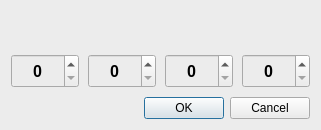
Qt form ui/dialog/networkdialog.ui (15903016222/Voice) before a commit.
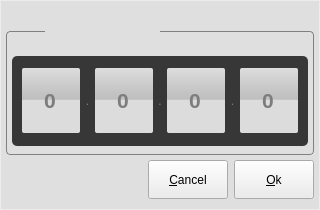
The same form after that commit. Custom widgets are drawn as their Qt base class.

Commit message: Updated:修改NetworkDialog的UI界面

```diff
--- a/ui/dialog/networkdialog.ui
+++ b/ui/dialog/networkdialog.ui
@@ -6,8 +6,8 @@
    <rect>
     <x>0</x>
     <y>0</y>
-    <width>321</width>
-    <height>130</height>
+    <width>320</width>
+    <height>210</height>
    </rect>
   </property>
   <property name="windowTitle">
@@ -17,34 +17,121 @@
    <string notr="true">background-color: rgb(236, 236, 236);</string>
   </property>
   <layout class="QGridLayout" name="gridLayout_2">
-   <item row="0" column="0">
-    <widget class="QFrame" name="frame">
-     <layout class="QGridLayout" name="gridLayout">
       <property name="leftMargin">
-       <number>0</number>
+    <number>1</number>
       </property>
       <property name="topMargin">
-       <number>0</number>
+    <number>1</number>
       </property>
       <property name="rightMargin">
-       <number>0</number>
+    <number>1</number>
       </property>
       <property name="bottomMargin">
+    <number>1</number>
+   </property>
+   <property name="spacing">
        <number>0</number>
       </property>
-      <property name="horizontalSpacing">
-       <number>6</number>
-      </property>
-      <property name="verticalSpacing">
-       <number>9</number>
+   <item row="1" column="0">
+    <widget class="QWidget" name="widget" native="true">
+     <property name="styleSheet">
+      <string notr="true">QWidget#widget{
+	background-color: rgba(220, 220, 220, 204);
+
+}
+
+QWidget#label{
+	font: bold 18pt &quot;Arial&quot;;
+	background-color: rgba(0, 0, 0, 0);
+}
+
+QWidget#widget_3{
+	border-left: 1px solid gray;
+	border-bottom: 1px solid gray;
+	border-right: 1px solid gray;
+	border-bottom-left-radius: 4px;
+	border-bottom-right-radius: 4px;
+	background-color: rgba(0, 0, 0, 0);
+}
+
+QWidget#widget_6{
+	border-left: 1px solid gray;
+	border-top: 1px solid gray;
+	border-top-left-radius: 4px;
+	background-color: rgba(0, 0, 0, 0);
+}
+
+QWidget#widget_8{
+	border-top: 1px solid gray;
+	border-right: 1px solid gray;
+	border-top-right-radius: 4px;
+	background-color: rgba(0, 0, 0, 0);
+}
+
+QWidget#widget_2{
+	background-color: rgba(0, 0, 0, 0);
+	font: 16pt &quot;Arial&quot;;
+}
+
+QWidget#widget_5,#widget_7{
+	background-color: rgba(0, 0, 0, 0);
+}
+
+QWidget QPushButton{
+	font: 16pt &quot;Arial&quot;;
+}
+
+QWidget#widget_9{
+	border-radius: 5px;
+	background-color: rgb(55, 55, 55);
+	/*background-color:rgb(9, 157, 247);*/
+	/*background-color: rgb(0, 130, 195);*/
+}
+
+QWidget#label_2,#label_3,#label_4{
+	color: rgb(125, 125, 125);
+	font: bold 16pt &quot;Arial&quot;;
+	background-color: rgba(55, 55, 55, 0);
+}
+
+QWidget QSpinBox{
+   color: rgb(125, 125, 125);
+	font: bold 16pt &quot;Arial&quot;;
+	background-color: qlineargradient(spread:pad, x1:0.5, y1:0, x2:0.5, y2:0.5, stop:0 rgba(220, 220, 220, 255), stop:0.957143 rgba(190, 190, 190, 255), stop:1 rgba(220, 220, 220, 255));
+	selection-background-color: rgba(0, 0, 0, 0);
+	selection-color: rgb(125, 125, 125);
+	border: 0px solid;
+	border-radius: 2px;
+}
+</string>
+     </property>
+     <layout class="QGridLayout" name="gridLayout" rowstretch="1,1,4,2" columnstretch="1,3,4">
+      <property name="leftMargin">
+       <number>5</number>
       </property>
+      <property name="topMargin">
+       <number>5</number>
+      </property>
+      <property name="rightMargin">
+       <number>5</number>
+      </property>
+      <property name="bottomMargin">
+       <number>5</number>
+      </property>
+      <property name="spacing">
+       <number>0</number>
+      </property>
       <item row="0" column="0">
+       <widget class="QWidget" name="widget_5" native="true"/>
+      </item>
+      <item row="0" column="1" rowspan="2">
        <widget class="QLabel" name="label">
         <property name="font">
          <font>
           <family>Arial</family>
-          <pointsize>14</pointsize>
+          <pointsize>18</pointsize>
           <weight>75</weight>
+          <italic>false</italic>
           <bold>true</bold>
          </font>
         </property>
@@ -56,128 +143,294 @@
         </property>
        </widget>
       </item>
+      <item row="0" column="2">
+       <widget class="QWidget" name="widget_7" native="true"/>
+      </item>
       <item row="1" column="0">
-       <layout class="QHBoxLayout" name="horizontalLayout">
-        <property name="spacing">
+       <widget class="QWidget" name="widget_6" native="true"/>
+      </item>
+      <item row="1" column="2">
+       <widget class="QWidget" name="widget_8" native="true"/>
+      </item>
+      <item row="2" column="0" colspan="3">
+       <widget class="QWidget" name="widget_3" native="true">
+        <layout class="QGridLayout" name="gridLayout_5">
+         <property name="leftMargin">
+          <number>6</number>
+         </property>
+         <property name="topMargin">
+          <number>0</number>
+         </property>
+         <property name="rightMargin">
+          <number>6</number>
+         </property>
+         <property name="bottomMargin">
          <number>9</number>
         </property>
-        <item>
-         <widget class="SpinBox" name="spinBox_1">
+         <item row="1" column="0">
+          <widget class="QWidget" name="widget_9" native="true">
+           <property name="styleSheet">
+            <string notr="true"/>
+           </property>
+           <layout class="QGridLayout" name="gridLayout_3" columnstretch="4,1,4,1,4,1,4">
+            <property name="leftMargin">
+             <number>10</number>
+            </property>
+            <property name="topMargin">
+             <number>10</number>
+            </property>
+            <property name="rightMargin">
+             <number>10</number>
+            </property>
+            <property name="bottomMargin">
+             <number>10</number>
+            </property>
+            <property name="spacing">
+             <number>0</number>
+            </property>
+            <item row="0" column="0">
+             <widget class="QSpinBox" name="spinBox_1">
           <property name="sizePolicy">
            <sizepolicy hsizetype="Preferred" vsizetype="Preferred">
             <horstretch>0</horstretch>
             <verstretch>0</verstretch>
            </sizepolicy>
           </property>
+              <property name="maximumSize">
+               <size>
+                <width>65</width>
+                <height>65</height>
+               </size>
+              </property>
           <property name="font">
            <font>
             <family>Arial</family>
-            <pointsize>12</pointsize>
+                <pointsize>16</pointsize>
             <weight>75</weight>
+                <italic>false</italic>
             <bold>true</bold>
            </font>
           </property>
           <property name="alignment">
            <set>Qt::AlignCenter</set>
           </property>
+              <property name="buttonSymbols">
+               <enum>QAbstractSpinBox::NoButtons</enum>
+              </property>
           <property name="maximum">
            <number>255</number>
           </property>
          </widget>
         </item>
-        <item>
-         <widget class="SpinBox" name="spinBox_2">
+            <item row="0" column="1">
+             <widget class="QLabel" name="label_2">
+              <property name="text">
+               <string>.</string>
+              </property>
+              <property name="alignment">
+               <set>Qt::AlignCenter</set>
+              </property>
+             </widget>
+            </item>
+            <item row="0" column="2">
+             <widget class="QSpinBox" name="spinBox_2">
           <property name="sizePolicy">
            <sizepolicy hsizetype="Preferred" vsizetype="Preferred">
             <horstretch>0</horstretch>
             <verstretch>0</verstretch>
            </sizepolicy>
           </property>
+              <property name="maximumSize">
+               <size>
+                <width>65</width>
+                <height>65</height>
+               </size>
+              </property>
           <property name="font">
            <font>
             <family>Arial</family>
-            <pointsize>12</pointsize>
+                <pointsize>16</pointsize>
             <weight>75</weight>
+                <italic>false</italic>
             <bold>true</bold>
            </font>
           </property>
           <property name="alignment">
            <set>Qt::AlignCenter</set>
           </property>
+              <property name="buttonSymbols">
+               <enum>QAbstractSpinBox::NoButtons</enum>
+              </property>
           <property name="maximum">
            <number>255</number>
           </property>
          </widget>
         </item>
-        <item>
-         <widget class="SpinBox" name="spinBox_3">
+            <item row="0" column="3">
+             <widget class="QLabel" name="label_3">
+              <property name="text">
+               <string>.</string>
+              </property>
+              <property name="alignment">
+               <set>Qt::AlignCenter</set>
+              </property>
+             </widget>
+            </item>
+            <item row="0" column="4">
+             <widget class="QSpinBox" name="spinBox_3">
           <property name="sizePolicy">
            <sizepolicy hsizetype="Preferred" vsizetype="Preferred">
             <horstretch>0</horstretch>
             <verstretch>0</verstretch>
            </sizepolicy>
           </property>
+              <property name="maximumSize">
+               <size>
+                <width>65</width>
+                <height>65</height>
+               </size>
+              </property>
           <property name="font">
            <font>
             <family>Arial</family>
-            <pointsize>12</pointsize>
+                <pointsize>16</pointsize>
             <weight>75</weight>
+                <italic>false</italic>
             <bold>true</bold>
            </font>
           </property>
           <property name="alignment">
            <set>Qt::AlignCenter</set>
           </property>
+              <property name="buttonSymbols">
+               <enum>QAbstractSpinBox::NoButtons</enum>
+              </property>
           <property name="maximum">
            <number>255</number>
           </property>
          </widget>
         </item>
-        <item>
-         <widget class="SpinBox" name="spinBox_4">
+            <item row="0" column="5">
+             <widget class="QLabel" name="label_4">
+              <property name="text">
+               <string>.</string>
+              </property>
+              <property name="alignment">
+               <set>Qt::AlignCenter</set>
+              </property>
+             </widget>
+            </item>
+            <item row="0" column="6">
+             <widget class="QSpinBox" name="spinBox_4">
           <property name="sizePolicy">
            <sizepolicy hsizetype="Preferred" vsizetype="Preferred">
             <horstretch>0</horstretch>
             <verstretch>0</verstretch>
            </sizepolicy>
           </property>
+              <property name="maximumSize">
+               <size>
+                <width>65</width>
+                <height>65</height>
+               </size>
+              </property>
           <property name="font">
            <font>
             <family>Arial</family>
-            <pointsize>12</pointsize>
+                <pointsize>16</pointsize>
             <weight>75</weight>
+                <italic>false</italic>
             <bold>true</bold>
            </font>
           </property>
           <property name="alignment">
            <set>Qt::AlignCenter</set>
           </property>
+              <property name="buttonSymbols">
+               <enum>QAbstractSpinBox::NoButtons</enum>
+              </property>
           <property name="maximum">
            <number>255</number>
           </property>
          </widget>
         </item>
        </layout>
-      </item>
-      <item row="2" column="0">
-       <widget class="QDialogButtonBox" name="buttonBox">
-        <property name="standardButtons">
-         <set>QDialogButtonBox::Cancel|QDialogButtonBox::Ok</set>
-        </property>
-       </widget>
-      </item>
+          </widget>
+         </item>
+        </layout>
+       </widget>
+      </item>
+      <item row="3" column="0" colspan="3">
+       <widget class="QWidget" name="widget_2" native="true">
+        <layout class="QGridLayout" name="gridLayout_4">
+         <property name="leftMargin">
+          <number>0</number>
+         </property>
+         <property name="topMargin">
+          <number>5</number>
+         </property>
+         <property name="rightMargin">
+          <number>0</number>
+         </property>
+         <property name="bottomMargin">
+          <number>5</number>
+         </property>
+         <property name="verticalSpacing">
+          <number>0</number>
+         </property>
+         <item row="0" column="0">
+          <spacer name="horizontalSpacer">
+           <property name="orientation">
+            <enum>Qt::Horizontal</enum>
+           </property>
+           <property name="sizeHint" stdset="0">
+            <size>
+             <width>108</width>
+             <height>20</height>
+            </size>
+           </property>
+          </spacer>
+         </item>
+         <item row="0" column="1">
+          <widget class="QPushButton" name="pushButton_cancel">
+           <property name="sizePolicy">
+            <sizepolicy hsizetype="Preferred" vsizetype="Preferred">
+             <horstretch>0</horstretch>
+             <verstretch>0</verstretch>
+            </sizepolicy>
+           </property>
+           <property name="focusPolicy">
+            <enum>Qt::NoFocus</enum>
+           </property>
+           <property name="text">
+            <string>&amp;Cancel</string>
+           </property>
+          </widget>
+         </item>
+         <item row="0" column="2">
+          <widget class="QPushButton" name="pushButton_ok">
+           <property name="sizePolicy">
+            <sizepolicy hsizetype="Preferred" vsizetype="Preferred">
+             <horstretch>0</horstretch>
+             <verstretch>0</verstretch>
+            </sizepolicy>
+           </property>
+           <property name="focusPolicy">
+            <enum>Qt::NoFocus</enum>
+           </property>
+           <property name="text">
+            <string>&amp;Ok</string>
+           </property>
+          </widget>
+         </item>
      </layout>
     </widget>
    </item>
   </layout>
  </widget>
- <customwidgets>
-  <customwidget>
-   <class>SpinBox</class>
-   <extends>QSpinBox</extends>
-   <header>spinbox.h</header>
-  </customwidget>
- </customwidgets>
+   </item>
+  </layout>
+ </widget>
  <resources/>
  <connections>
   <connection>
```
Left out of the diff: 35 changed lines with no effect on the pictures. Lines whose indentation alone changed are shown as unchanged. The commit also changes 2 other files.
